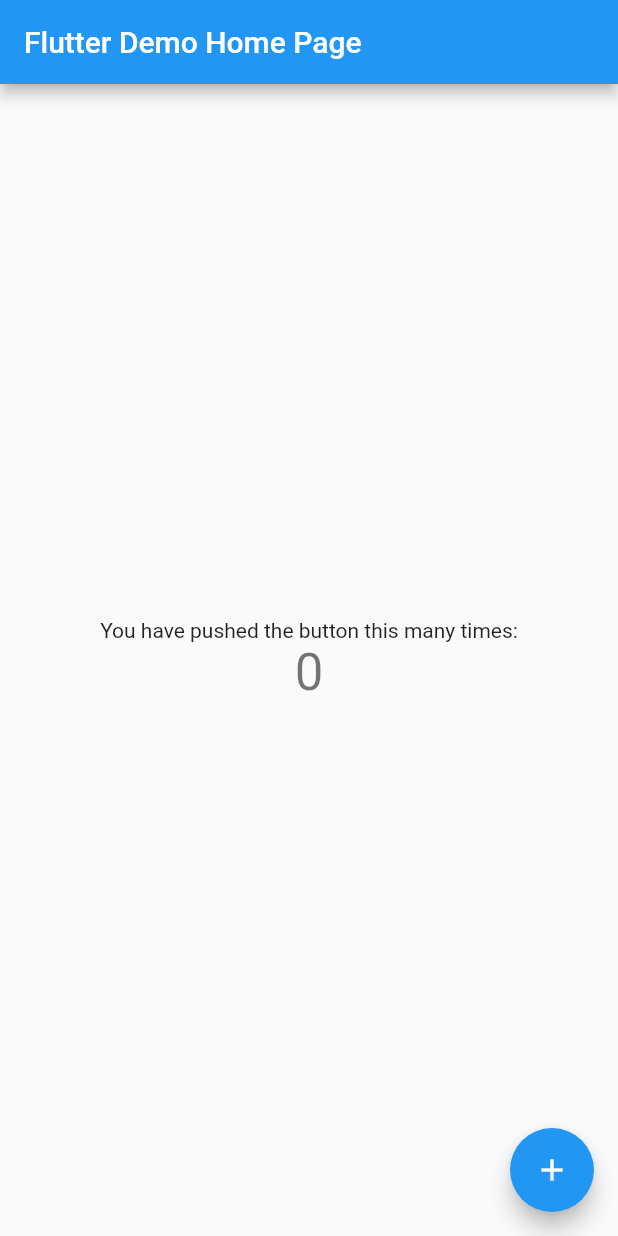
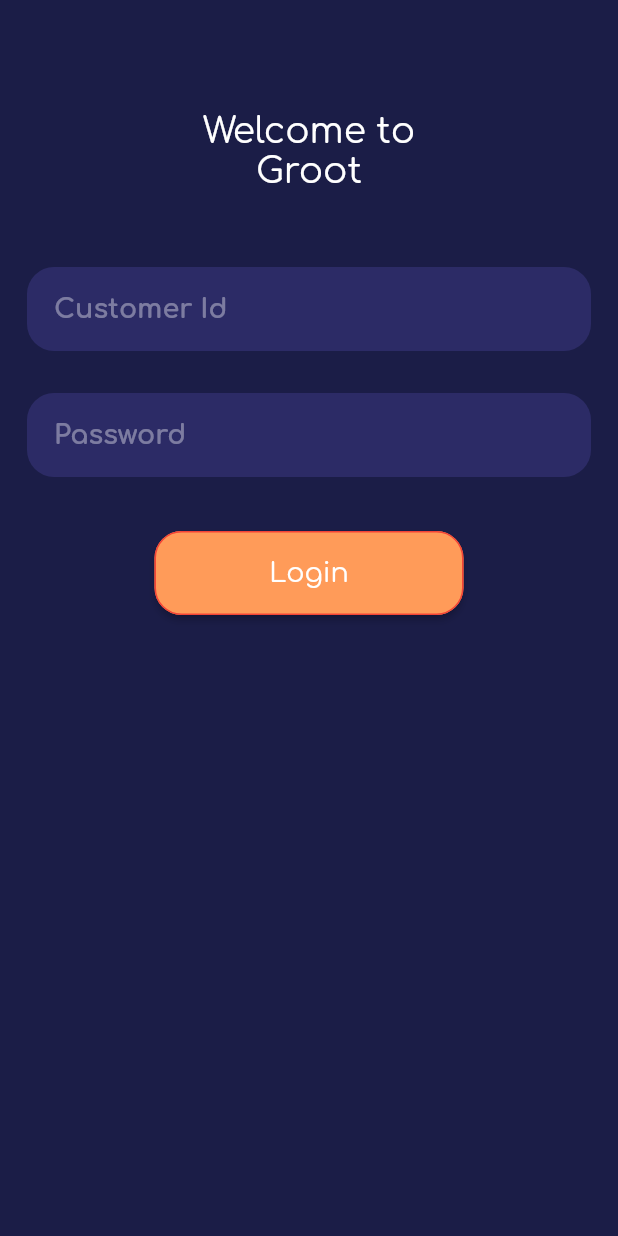
Before and after one commit to shivams1011/nuclei_hackathon_groot, a Flutter app: the screen it shows after launch, on a phone screen of 412 x 824 dp. Run offline on Flutter 3.47's test engine with Material 2 defaults, Android fonts, the light colour scheme and no system bars; our stand-ins replace google_fonts.

Commit message:
added login screen

```diff
--- a/lib/main.dart
+++ b/lib/main.dart
@@ -1,4 +1,5 @@
 import 'package:flutter/material.dart';
+import 'package:nuclei_hackathon_groot/screen/login_screen/login_screen.dart';
 
 void main() {
   runApp(MyApp());
@@ -11,18 +12,11 @@
     return MaterialApp(
       title: 'Flutter Demo',
       theme: ThemeData(
-        // This is the theme of your application.
-        //
-        // Try running your application with "flutter run". You'll see the
-        // application has a blue toolbar. Then, without quitting the app, try
-        // changing the primarySwatch below to Colors.green and then invoke
-        // "hot reload" (press "r" in the console where you ran "flutter run",
-        // or simply save your changes to "hot reload" in a Flutter IDE).
-        // Notice that the counter didn't reset back to zero; the application
-        // is not restarted.
         primarySwatch: Colors.blue,
       ),
-      home: MyHomePage(title: 'Flutter Demo Home Page'),
+      routes: {
+        '/':(context)=> LoginScreen()
+      },
     );
   }
 }
--- /dev/null
+++ b/lib/screen/login_screen/login_screen.dart
@@ -0,0 +1,129 @@
+import 'package:flutter/material.dart';
+import 'package:nuclei_hackathon_groot/utils/colors_util.dart';
+import 'package:nuclei_hackathon_groot/utils/font_util.dart';
+
+class LoginScreen extends StatefulWidget {
+  LoginScreen({Key key}) : super(key: key);
+
+  @override
+  _LoginScreenState createState() => _LoginScreenState();
+}
+
+class _LoginScreenState extends State<LoginScreen> {
+  @override
+  Widget build(BuildContext context) {
+    return Scaffold(
+      backgroundColor: Color(ColorsUtil.appBgColor),
+      appBar: AppBar(
+        backgroundColor: Color(ColorsUtil.appBgColor),
+        elevation: 0,
+      ),
+      body: getBodyWidget(),
+    );
+  }
+
+  Widget getBodyWidget() {
+    return Padding(
+      padding: const EdgeInsets.all(18.0),
+      child: Column(
+        children: [
+          Text(
+            'Welcome to \nGroot',
+            style: FontUtil.setTextStyle(
+              fontSize: 24.0,
+            ),
+            textAlign: TextAlign.center,
+          ),
+          SizedBox(
+            height: 50.0,
+          ),
+          getFieldData()
+        ],
+      ),
+    );
+  }
+
+  Widget getFieldData() {
+    return Column(
+      crossAxisAlignment: CrossAxisAlignment.center,
+      children: [
+        TextFormField(
+          autofocus: false,
+          cursorHeight: 18.0,
+          cursorColor: Colors.white,
+          style: FontUtil.setTextStyle(
+              fontWeight: FontWeight.bold,
+              fontSize: 18.0,
+              fontColor: Colors.white),
+          decoration: InputDecoration(
+            filled: true,
+            fillColor: Color(ColorsUtil.fieldFillColor),
+            contentPadding: EdgeInsets.all(18.0),
+            hintText: 'Customer Id',
+            hintStyle: FontUtil.setTextStyle(
+                fontWeight: FontWeight.bold,
+                fontSize: 18.0,
+                fontColor: Colors.white38),
+            border: OutlineInputBorder(
+              borderRadius: BorderRadius.all(Radius.circular(18.0)),
+              borderSide: BorderSide.none,
+            ),
+          ),
+        ),
+        SizedBox(
+          height: 28.0,
+        ),
+        TextFormField(
+          autofocus: false,
+          cursorHeight: 18.0,
+          cursorColor: Colors.white,
+          style: FontUtil.setTextStyle(
+              fontWeight: FontWeight.bold,
+              fontSize: 18.0,
+              fontColor: Colors.white),
+          obscureText: true,
+          decoration: InputDecoration(
+            filled: true,
+            fillColor: Color(ColorsUtil.fieldFillColor),
+            contentPadding: EdgeInsets.all(18.0),
+            hintText: 'Password',
+            hintStyle: FontUtil.setTextStyle(
+                fontWeight: FontWeight.bold,
+                fontSize: 18.0,
+                fontColor: Colors.white38),
+            border: OutlineInputBorder(
+              borderRadius: BorderRadius.all(Radius.circular(18)),
+              borderSide: BorderSide.none,
+            ),
+          ),
+        ),
+        SizedBox(
+          height: 36.0,
+        ),
+        SizedBox(
+          width: MediaQuery.of(context).size.width * 0.50,
+          child: ElevatedButton(
+            onPressed: () {
+              Navigator.of(context).pushNamed('/home');
+            },
+            style: ButtonStyle(
+                backgroundColor: MaterialStateProperty.all<Color>(
+                    Color(ColorsUtil.buttonColor)),
+                padding:
+                    MaterialStateProperty.all<EdgeInsets>(EdgeInsets.all(18.0)),
+                shape: MaterialStateProperty.all<RoundedRectangleBorder>(
+                    RoundedRectangleBorder(
+                        borderRadius: BorderRadius.circular(18.0),
+                        side: BorderSide(color: Colors.red)))),
+            child: Text(
+              'Login',
+              style: FontUtil.setTextStyle(
+                fontSize: 18.0,
+              ),
+            ),
+          ),
+        ),
+      ],
+    );
+  }
+}
--- /dev/null
+++ b/lib/utils/colors_util.dart
@@ -0,0 +1,9 @@
+class ColorsUtil{
+
+    static int get appBgColor => 0xff1B1D47;
+
+    static int get fieldFillColor => 0xff2C2B66;
+
+    static int get buttonColor => 0xffFF9B59;
+
+}
--- /dev/null
+++ b/lib/utils/font_util.dart
@@ -0,0 +1,12 @@
+import 'package:flutter/material.dart';
+import 'package:google_fonts/google_fonts.dart';
+
+class FontUtil {
+  static TextStyle setTextStyle(
+      {fontSize = 16.0,
+      fontWeight = FontWeight.normal,
+      fontColor = Colors.white}) {
+    return GoogleFonts.comfortaa(
+        fontSize: fontSize, color: fontColor, fontWeight: fontWeight);
+  }
+}
--- a/pubspec.yaml
+++ b/pubspec.yaml
@@ -28,6 +28,9 @@
   # The following adds the Cupertino Icons font to your application.
   # Use with the CupertinoIcons class for iOS style icons.
   cupertino_icons: ^1.0.0
+  google_fonts: 1.1.2
+  http: 0.12.2
+  provider: 4.3.3
 
 dev_dependencies:
   flutter_test:
```
Also changed, not shown: pubspec.lock, 1 other file.
